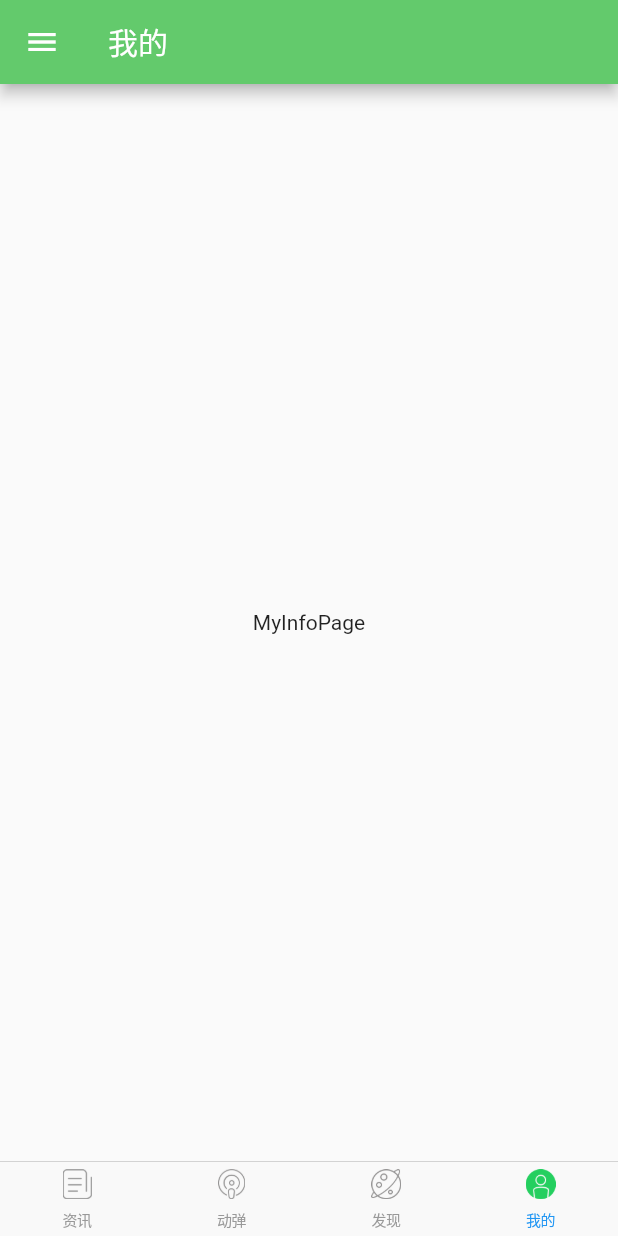
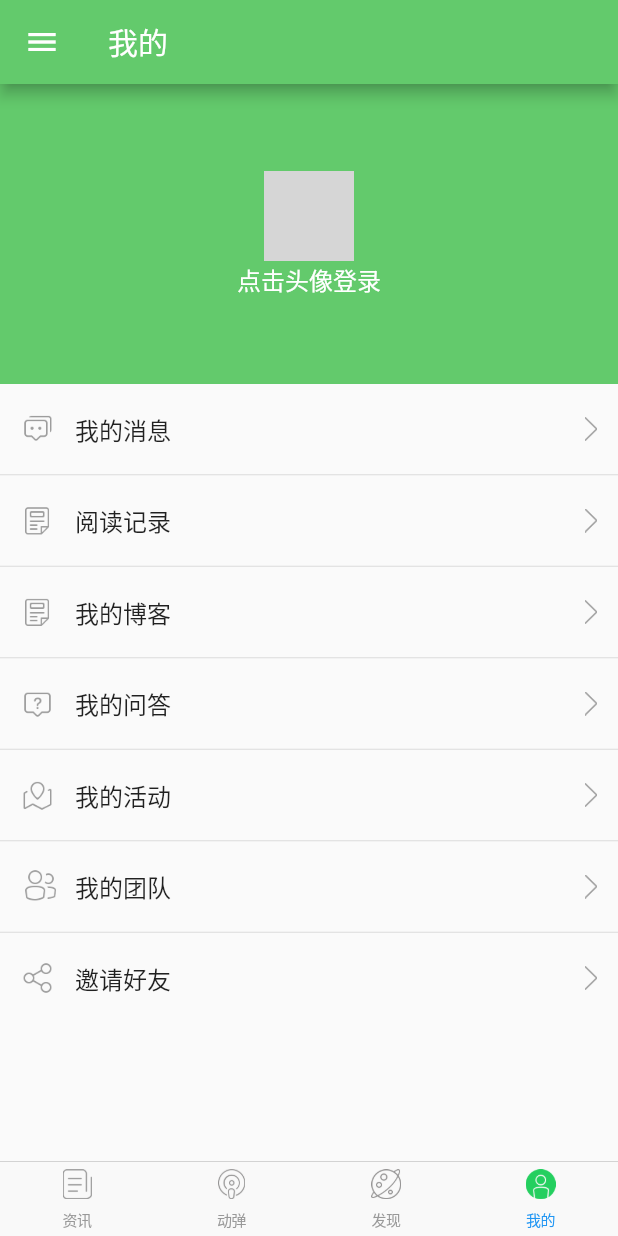
Before and after one commit to wangtaoT/flutter_app, a Flutter app: the screen it shows after launch, item 4 of the bottom bar chosen, on a phone screen of 412 x 824 dp. Run offline on Flutter 3.47's test engine with Material 2 defaults, Android fonts, the phone set to English and light mode, and no system bars; our stand-ins replace dio; network calls fail; grey boxes are pictures that could not be loaded.

Commit message:
我的页面

```diff
--- a/lib/page/MyInfoPage.dart
+++ b/lib/page/MyInfoPage.dart
@@ -1,10 +1,122 @@
 import 'package:flutter/material.dart';
 
+// 我的 页面
 class MyInfoPage extends StatelessWidget {
+  static const double IMAGE_ICON_WIDTH = 30.0;
+  static const double ARROW_ICON_WIDTH = 16.0;
+
+  var titles = ["我的消息", "阅读记录", "我的博客", "我的问答", "我的活动", "我的团队", "邀请好友"];
+  var imagePaths = [
+    "images/ic_my_message.png",
+    "images/ic_my_blog.png",
+    "images/ic_my_blog.png",
+    "images/ic_my_question.png",
+    "images/ic_discover_pos.png",
+    "images/ic_my_team.png",
+    "images/ic_my_recommend.png"
+  ];
+  var icons = [];
+  var userAvatar;
+  var userName;
+  var titleTextStyle = new TextStyle(fontSize: 16.0);
+  var rightArrowIcon = new Image.asset(
+    'images/ic_arrow_right.png',
+    width: ARROW_ICON_WIDTH,
+    height: ARROW_ICON_WIDTH,
+  );
+
+  MyInfoPage() {
+    for (int i = 0; i < imagePaths.length; i++) {
+      icons.add(getIconImage(imagePaths[i]));
+    }
+  }
+
+  Widget getIconImage(path) {
+    return new Padding(
+      padding: const EdgeInsets.fromLTRB(0.0, 0.0, 10.0, 0.0),
+      child: new Image.asset(path,
+          width: IMAGE_ICON_WIDTH, height: IMAGE_ICON_WIDTH),
+    );
+  }
+
+  renderRow(i) {
+    if (i == 0) {
+      var avatarContainer = new Container(
+        color: const Color(0xff63ca6c),
+        height: 200.0,
+        child: new Center(
+          child: new Column(
+            mainAxisAlignment: MainAxisAlignment.center,
+            children: <Widget>[
+              userAvatar == null
+                  ? new Image.asset(
+                "images/ic_avatar_default.png",
+                width: 60.0,
+              )
+                  : new Container(
+                width: 60.0,
+                height: 60.0,
+                decoration: new BoxDecoration(
+                  shape: BoxShape.circle,
+                  color: Colors.transparent,
+                  image: new DecorationImage(
+                      image: new NetworkImage(userAvatar),
+                      fit: BoxFit.cover),
+                  border: new Border.all(
+                    color: Colors.white,
+                    width: 2.0,
+                  ),
+                ),
+              ),
+              new Text(
+                userName == null ? "点击头像登录" : userName,
+                style: new TextStyle(color: Colors.white, fontSize: 16.0),
+              ),
+            ],
+          ),
+        ),
+      );
+      return new GestureDetector(
+        onTap: () {
+        },
+        child: avatarContainer,
+      );
+    }
+    --i;
+    if (i.isOdd) {
+      return new Divider(
+        height: 1.0,
+      );
+    }
+    i = i ~/ 2;
+    String title = titles[i];
+    var listItemContent = new Padding(
+      padding: const EdgeInsets.fromLTRB(10.0, 15.0, 10.0, 15.0),
+      child: new Row(
+        children: <Widget>[
+          icons[i],
+          new Expanded(
+              child: new Text(
+                title,
+                style: titleTextStyle,
+              )),
+          rightArrowIcon
+        ],
+      ),
+    );
+    return new InkWell(
+      child: listItemContent,
+      onTap: () {
+      },
+    );
+  }
+
   @override
   Widget build(BuildContext context) {
-    return new Center(
-      child: new Text("MyInfoPage"),
+    var listView = new ListView.builder(
+      itemCount: titles.length * 2,
+      itemBuilder: (context, i) => renderRow(i),
     );
+    return listView;
   }
 }
--- /dev/null
+++ b/lib/util/NetUtils.dart
@@ -0,0 +1,28 @@
+import 'package:dio/dio.dart';
+import 'package:flutter_app/util/http.dart';
+
+class NetUtils {
+  //get
+  static Future<String> get(String url, {Map<String, String> params}) async {
+    if (params != null && params.isNotEmpty) {
+      // 如果参数不为空，则将参数拼接到URL后面
+      StringBuffer sb = new StringBuffer("?");
+      params.forEach((key, value) {
+        sb.write("$key" + "=" + "$value" + "&");
+      });
+      String paramStr = sb.toString();
+      paramStr = paramStr.substring(0, paramStr.length - 1);
+      url += paramStr;
+    }
+    Response response;
+    response = await dio.get(url);
+    return response.data.toString();
+  }
+
+  //post
+  static Future<String> post(String url, {Map<String, String> params}) async {
+    Response response;
+    response = await dio.post(url, queryParameters: params);
+    return response.data.toString();
+  }
+}
--- /dev/null
+++ b/lib/util/http.dart
@@ -0,0 +1,3 @@
+import 'package:dio/dio.dart';
+
+var dio = new Dio();
```
Also changed, not shown: pubspec.yaml (+9 -0 lines), images/ic_my_blog.png (added), images/ic_my_message.png (added), images/ic_my_question.png (added), images/ic_my_recommend.png (added), images/ic_my_team.png (added), pubspec.lock, 2 other files.
